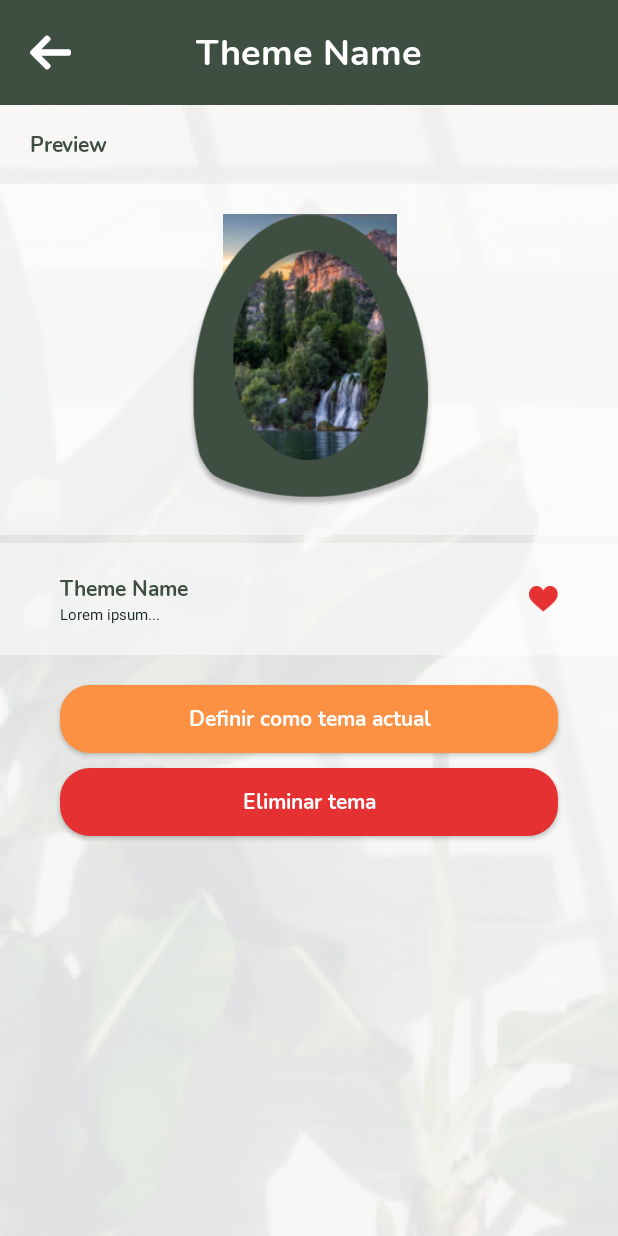
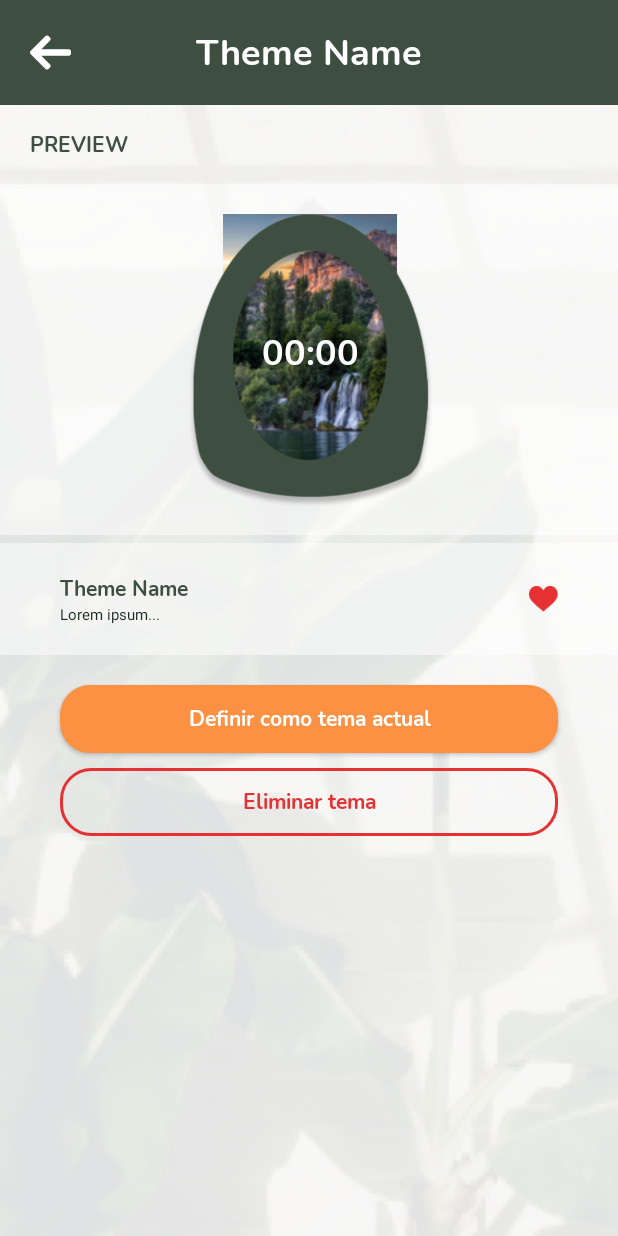
Before and after one commit to MateoValenciaGaviria/LenaApp, an Android app: the PreviewThemeActivity screen opened directly, with no data from a screen before it, on a phone screen of 412 x 824 dp. Run offline under Robolectric (Android 15) with nearby library versions, the phone set to English and light mode, and no system bars.

```diff
--- a/app/src/main/AndroidManifest.xml
+++ b/app/src/main/AndroidManifest.xml
@@ -11,7 +11,8 @@
         android:roundIcon="@mipmap/ic_launcher"
         android:supportsRtl="true"
         android:theme="@style/Theme.Lena">
-        <activity android:name=".PreviewThemeActivity"></activity>
+        <activity android:name=".EditPlantsActivity"></activity>
+        <activity android:name=".PreviewThemeActivity" />
         <activity android:name=".EditThemeActivity" />
         <activity android:name=".PlantInformationActivity" />
         <activity android:name=".WorkingDayActivity" />
--- a/app/src/main/java/com/example/lena/PreviewThemeActivity.java
+++ b/app/src/main/java/com/example/lena/PreviewThemeActivity.java
@@ -1,14 +1,64 @@
 package com.example.lena;
 
 import androidx.appcompat.app.AppCompatActivity;
+import androidx.constraintlayout.widget.ConstraintLayout;
 
+import android.app.Dialog;
 import android.os.Bundle;
+import android.view.View;
+import android.widget.Button;
+import android.widget.Toast;
 
-public class PreviewThemeActivity extends AppCompatActivity {
+public class PreviewThemeActivity extends AppCompatActivity implements View.OnClickListener {
+
+    private Button deleteTheme;
+    private Button defineTheme;
+
+    private Button deleteThemeDialogBtn;
+    private Button dismissDialogBtn;
+
+    private Dialog dialog;
+    private ConstraintLayout dialogConstraintLayout;
 
     @Override
     protected void onCreate(Bundle savedInstanceState) {
         super.onCreate(savedInstanceState);
         setContentView(R.layout.activity_preview_theme);
+
+        defineTheme = findViewById(R.id.defineThemePreviewBtn);
+        deleteTheme = findViewById(R.id.deleteThemePreviewBtn);
+
+        View view = getLayoutInflater().inflate(R.layout.theme_delete_dialog, null);
+        dialog = new Dialog(this, android.R.style.Theme_DeviceDefault_Light_NoActionBar_Fullscreen);
+        dialog.setContentView(view);
+
+        dialogConstraintLayout = view.findViewById(R.id.delete_theme_dialog);
+
+        dismissDialogBtn = view.findViewById(R.id.dismissThemeDialogBtn);
+        deleteThemeDialogBtn = view.findViewById(R.id.deleteThemeDialogBtn);
+
+        dismissDialogBtn.setOnClickListener(this);
+        deleteThemeDialogBtn.setOnClickListener(this);
+
+        defineTheme.setOnClickListener(this);
+        deleteTheme.setOnClickListener(this);
+
+    }
+
+    @Override
+    public void onClick(View v) {
+        switch (v.getId()){
+            case R.id.defineThemePreviewBtn:
+                break;
+            case R.id.deleteThemePreviewBtn:
+                dialog.show();
+                break;
+            case R.id.dismissThemeDialogBtn:
+                dialog.dismiss();
+                break;
+            case R.id.deleteThemeDialogBtn:
+                Toast.makeText(this, "Se ha eliminado el tema", Toast.LENGTH_LONG).show();
+                break;
+        }
     }
 }
--- /dev/null
+++ b/app/src/main/res/drawable/red_border_btn.xml
@@ -0,0 +1,9 @@
+<?xml version="1.0" encoding="utf-8"?>
+<shape android:shape="rectangle"
+    xmlns:android="http://schemas.android.com/apk/res/android">
+
+    <corners android:radius="20dp"></corners>
+    <stroke android:color="@color/red"></stroke>
+    <stroke android:width="2dp" ></stroke>
+
+</shape>
--- a/app/src/main/res/layout/activity_preview_theme.xml
+++ b/app/src/main/res/layout/activity_preview_theme.xml
@@ -72,7 +72,7 @@
         android:layout_marginStart="20dp"
         android:layout_marginTop="16dp"
         android:fontFamily="@font/nunito_bold"
-        android:text="Preview"
+        android:text="PREVIEW"
         android:textColor="@color/dark_green"
         app:layout_constraintStart_toStartOf="parent"
         app:layout_constraintTop_toBottomOf="@+id/constraintLayout18" />
@@ -108,6 +108,20 @@
             app:layout_constraintStart_toStartOf="parent"
             app:layout_constraintTop_toTopOf="parent"
             app:srcCompat="@drawable/clock" />
+
+        <TextView
+            android:id="@+id/textView40"
+            android:layout_width="wrap_content"
+            android:layout_height="wrap_content"
+            android:layout_marginTop="10dp"
+            android:fontFamily="@font/nunito_bold"
+            android:text="00:00"
+            android:textColor="@color/white"
+            android:textSize="24sp"
+            app:layout_constraintBottom_toBottomOf="@+id/imageView25"
+            app:layout_constraintEnd_toEndOf="@+id/imageView25"
+            app:layout_constraintStart_toStartOf="@+id/imageView25"
+            app:layout_constraintTop_toTopOf="@+id/imageView25" />
     </androidx.constraintlayout.widget.ConstraintLayout>
 
     <androidx.constraintlayout.widget.ConstraintLayout
@@ -159,7 +173,7 @@
     </androidx.constraintlayout.widget.ConstraintLayout>
 
     <Button
-        android:id="@+id/button"
+        android:id="@+id/defineThemePreviewBtn"
         android:layout_width="0dp"
         android:layout_height="45dp"
         android:layout_marginStart="40dp"
@@ -175,19 +189,19 @@
         app:layout_constraintTop_toBottomOf="@+id/constraintLayout21" />
 
     <Button
-        android:id="@+id/button2"
+        android:id="@+id/deleteThemePreviewBtn"
         android:layout_width="0dp"
         android:layout_height="45dp"
         android:layout_marginStart="40dp"
         android:layout_marginTop="10dp"
         android:layout_marginEnd="40dp"
-        android:background="@drawable/red_btn"
+        android:background="@drawable/red_border_btn"
         android:fontFamily="@font/nunito_bold"
         android:text="Eliminar tema"
         android:textAllCaps="false"
-        android:textColor="@color/white"
+        android:textColor="@color/red"
         app:layout_constraintEnd_toEndOf="parent"
         app:layout_constraintStart_toStartOf="parent"
-        app:layout_constraintTop_toBottomOf="@+id/button" />
+        app:layout_constraintTop_toBottomOf="@+id/defineThemePreviewBtn" />
 
 </androidx.constraintlayout.widget.ConstraintLayout>
--- a/app/src/main/res/layout/fragment_home.xml
+++ b/app/src/main/res/layout/fragment_home.xml
@@ -195,7 +195,7 @@
             <HorizontalScrollView
                 android:layout_width="match_parent"
                 android:layout_height="wrap_content"
-                android:background="@drawable/home_white_shape"
+                android:background="@color/transparent_input_white"
                 android:scrollbars="none">
 
                 <LinearLayout
```
Also changed, not shown: app/src/main/java/com/example/lena/EditPlantsActivity.java (added, +40 -0 lines), app/src/main/java/com/example/lena/HomeFragment.java (+17 -2 lines), app/src/main/java/com/example/lena/PlantsCareFragment.java (+11 -2 lines), app/src/main/res/layout/activity_edit_plants.xml (added, +106 -0 lines), app/src/main/res/layout/theme_delete_dialog.xml (added, +83 -0 lines), app/src/main/res/drawable/addplant.png (added).
